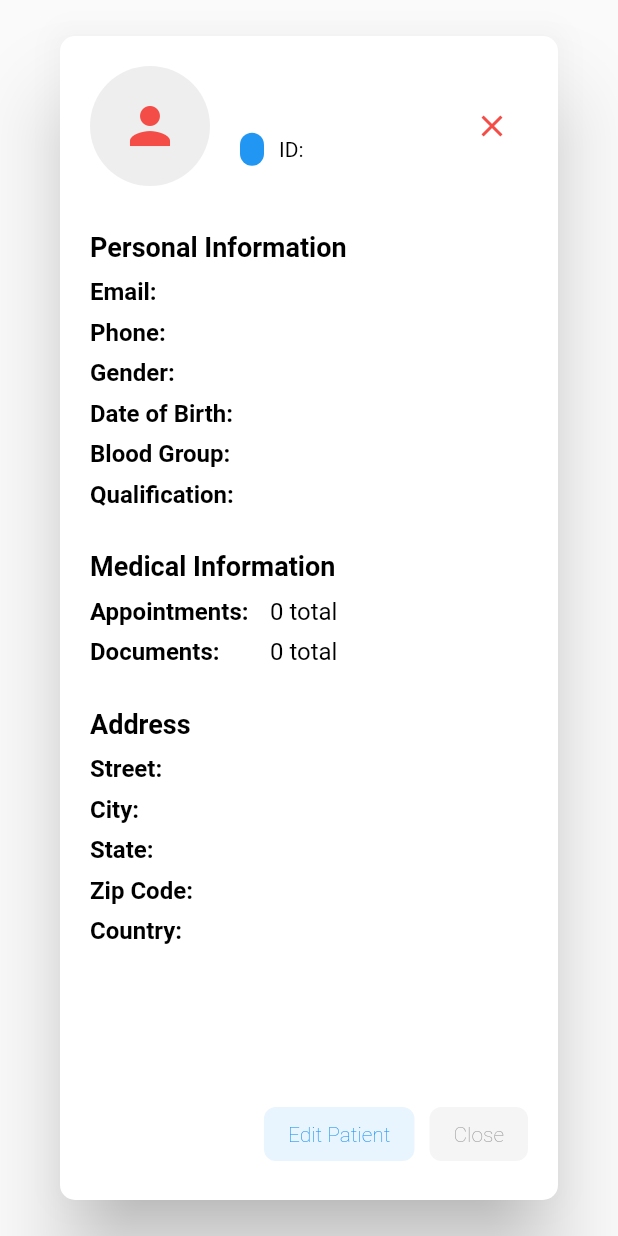
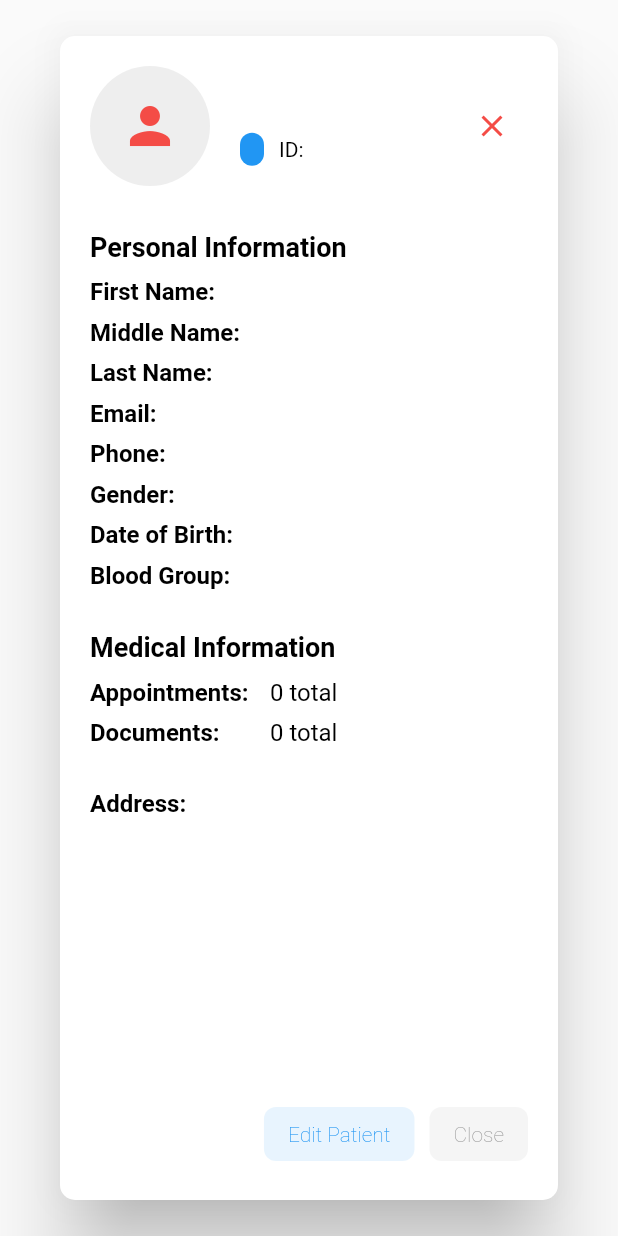
Before and after one commit to Ketnology/IgeHospital, a Flutter app: the PatientDetailDialog widget shown alone on an empty page, opened directly with empty values, on a phone screen of 412 x 824 dp. Run offline on Flutter 3.47's test engine with Material 3 defaults, Android fonts, the light colour scheme and no system bars; our stand-ins replace flutter_svg, get, shared_preferences; missing offline and left inert: expandable_datatable; accounts and stored records are empty; network calls fail; Roboto replaces fonts that are missing (Gilroy).

Commit message:
patient_detail_dialog.dart

```diff
--- a/lib/widgets/patient_detail_dialog.dart
+++ b/lib/widgets/patient_detail_dialog.dart
@@ -123,14 +123,15 @@ class PatientDetailDialog extends StatelessWidget {
                   children: [
                     // Personal Information
                     _sectionTitle("Personal Information", notifier),
+                    _detailRow("First Name", patient.user['first_name'], notifier),
+                    _detailRow("Middle Name", patient.user['middle_name'] ?? 'N/A', notifier),
+                    _detailRow("Last Name", patient.user['last_name'], notifier),
                     _detailRow("Email", patient.user['email'] ?? 'N/A', notifier),
                     _detailRow("Phone", patient.user['phone'] ?? 'N/A', notifier),
                     _detailRow("Gender", patient.user['gender'] ?? 'N/A', notifier),
                     _detailRow("Date of Birth", patient.user['dob'] ?? 'N/A', notifier),
                     _detailRow(
                         "Blood Group", patient.user['blood_group'] ?? 'N/A', notifier),
-                    _detailRow("Qualification",
-                        patient.user['qualification'] ?? 'N/A', notifier),
 
                     const SizedBox(height: 20),
 
@@ -145,15 +146,13 @@ class PatientDetailDialog extends StatelessWidget {
 
                     // Address (if available)
                     if (patient.address != null) ...[
-                      _sectionTitle("Address", notifier),
+                      // _sectionTitle("Address", notifier),
                       _detailRow(
-                          "Street", patient.address!['street'] ?? 'N/A', notifier),
-                      _detailRow("City", patient.address!['city'] ?? 'N/A', notifier),
-                      _detailRow("State", patient.address!['state'] ?? 'N/A', notifier),
-                      _detailRow(
-                          "Zip Code", patient.address!['zip'] ?? 'N/A', notifier),
-                      _detailRow(
-                          "Country", patient.address!['country'] ?? 'N/A', notifier),
+                          "Address", patient.address!['address1'] ?? 'N/A', notifier),
+                      // _detailRow("City", patient.address!['city'] ?? 'N/A', notifier),
+                      // _detailRow("State", patient.address!['state'] ?? 'N/A', notifier),
+                      // _detailRow("Zip Code", patient.address!['zip'] ?? 'N/A', notifier),
+                      // _detailRow("Country", patient.address!['country'] ?? 'N/A', notifier),
                       const SizedBox(height: 20),
                     ],
 
@@ -295,9 +294,8 @@ class PatientDetailDialog extends StatelessWidget {
         ),
         subtitle: Text(
           document['notes'] != null
-              ? document['notes'].toString().substring(
-              0, min(50, document['notes'].toString().length)) +
-              '...'
+              ? '${document['notes'].toString().substring(
+              0, min(50, document['notes'].toString().length))}...'
               : 'No notes',
           maxLines: 1,
           overflow: TextOverflow.ellipsis,
```
